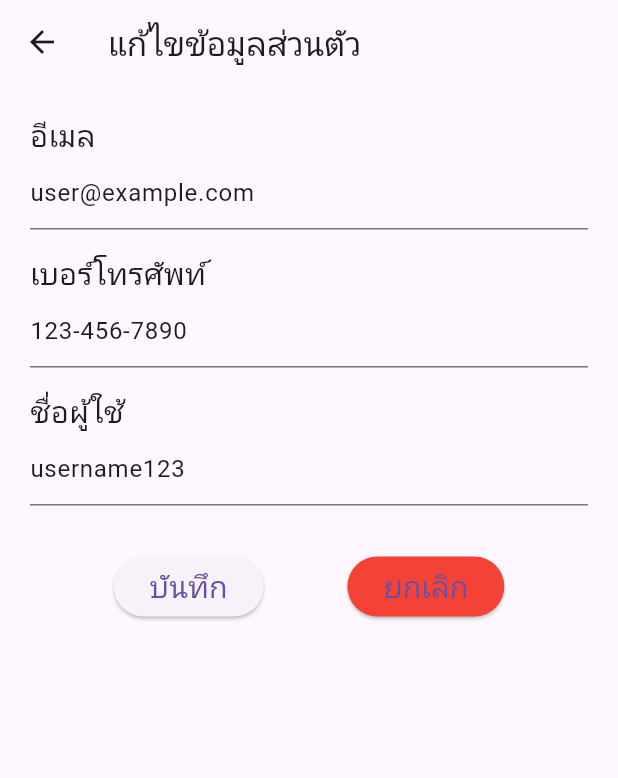
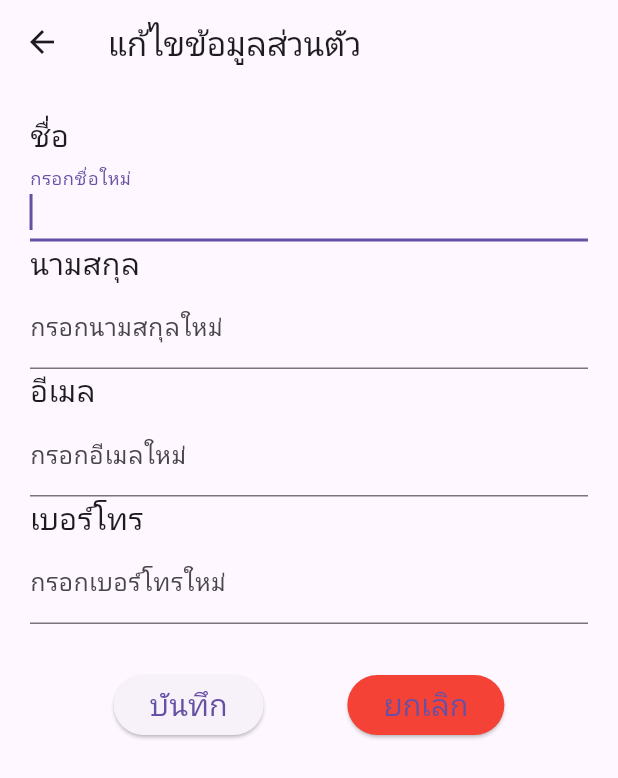
Before and after one commit to caster25/Dormitory-Booking-Application-Affiliated-with-University, a Flutter app: the UserScreen screen opened directly, after a tap on "แก้ไขข้อมูล", on a phone screen of 412 x 824 dp. Shown: the top 778 px of the screen. Run offline on Flutter 3.47's test engine with Material 3 defaults, Android fonts, the phone set to English and light mode, and no system bars; our stand-ins replace curved_navigation_bar, sembast; network calls fail.

Commit message:
edit profile

```diff
--- a/lib/screen/register.dart
+++ b/lib/screen/register.dart
@@ -196,12 +196,6 @@ class _RegisterFormState extends State<RegisterForm> {
                 ),
               ),
             ),
-            const SizedBox(height: 20),
-            Center(
-              child: TextButton(onPressed: () {
-                Navigator.push(context, MaterialPageRoute(builder: (context) => const AddDorm()));
-              }, child: const Text('test')),
-            )
           ],
         ),
       ),
--- a/lib/screen/user.dart
+++ b/lib/screen/user.dart
@@ -38,18 +38,21 @@ class UserScreen extends StatelessWidget {
                 fontWeight: FontWeight.bold,
               ),
             ),
-            const SizedBox(height: 16),
+            const ProfileInfoRow(
+              icon: Icons.person,
+              text: 'test',
+            ),
+            const ProfileInfoRow(
+              icon: Icons.line_style,
+              text: 'test',
+            ),
             const ProfileInfoRow(
               icon: Icons.email,
-              text: 'test@ku.th',
+              text: 'dev test',
             ),
             const ProfileInfoRow(
               icon: Icons.phone,
               text: '087-000-0000',
-            ),
-            const ProfileInfoRow(
-              icon: Icons.line_style,
-              text: 'test',
             ),
             const SizedBox(height: 32),
             ElevatedButton(
@@ -85,12 +88,24 @@ class ProfileInfoRow extends StatelessWidget {
     return Padding(
       padding: const EdgeInsets.symmetric(vertical: 8.0),
       child: Row(
+        mainAxisAlignment: MainAxisAlignment.spaceBetween,
         children: [
-          Icon(icon, color: Colors.grey),
-          const SizedBox(width: 16),
-          Text(
-            text,
-            style: const TextStyle(fontSize: 16),
+          Row(
+            children: [
+              Icon(icon, color: Colors.grey),
+              const SizedBox(width: 16),
+              Text(
+                text,
+                style: const TextStyle(fontSize: 16),
+              ),
+            ],
+          ),
+          IconButton(
+            icon: const Icon(Icons.edit, color: Colors.blue),
+            onPressed: () {
+              // Handle edit action
+              // You can navigate to a detailed edit page or show a dialog for editing
+            },
           ),
         ],
       ),
--- a/lib/widgets/edituser.dart
+++ b/lib/widgets/edituser.dart
@@ -16,19 +16,41 @@ class EditUser extends StatelessWidget {
           child: Column(
             crossAxisAlignment: CrossAxisAlignment.start,
             children: [
+              const Text('ชื่อ', style: TextStyle(fontSize: 20)),
+              TextFormField(
+                decoration: const InputDecoration(labelText: "กรอกชื่อใหม่"),
+                autofocus: true,
+                validator: (String? str) {
+                  if (str == '') return "กรอกชื่อใหม่";
+                  return null;
+                },
+              ),
+              const Text('นามสกุล', style: TextStyle(fontSize: 20)),
+              TextFormField(
+                decoration: const InputDecoration(labelText: "กรอกนามสกุลใหม่"),
+                autofocus: true,
+                validator: (String? str) {
+                  if (str == '') return "กรอกนามสกุลใหม่";
+                  return null;
+                },
+              ),
               const Text('อีเมล', style: TextStyle(fontSize: 20)),
               TextFormField(
-                initialValue: 'user@example.com', // ค่าที่เริ่มต้นของอีเมล
+                decoration: const InputDecoration(labelText: "กรอกอีเมลใหม่"),
+                autofocus: true,
+                validator: (String? str) {
+                  if (str == '') return "กรอกอีเมลใหม่";
+                  return null;
+                },
               ),
-              const SizedBox(height: 15),
-              const Text('เบอร์โทรศัพท์', style: TextStyle(fontSize: 20)),
+              const Text('เบอร์โทร', style: TextStyle(fontSize: 20)),
               TextFormField(
-                initialValue: '123-456-7890', // ค่าที่เริ่มต้นของเบอร์โทรศัพท์
-              ),
-              const SizedBox(height: 15),
-              const Text('ชื่อผู้ใช้', style: TextStyle(fontSize: 20)),
-              TextFormField(
-                initialValue: 'username123', // ค่าที่เริ่มต้นของชื่อผู้ใช้
+                decoration: const InputDecoration(labelText: "กรอกเบอร์โทรใหม่"),
+                autofocus: true,
+                validator: (String? str) {
+                  if (str == '') return "กรอกเบอร์โทรใหม่";
+                  return null;
+                },
               ),
               const SizedBox(height: 30),
               Row(
```
Also changed, not shown: lib/screen/index.dart (+11 -1 lines), lib/screen/login.dart (+0 -9 lines).
